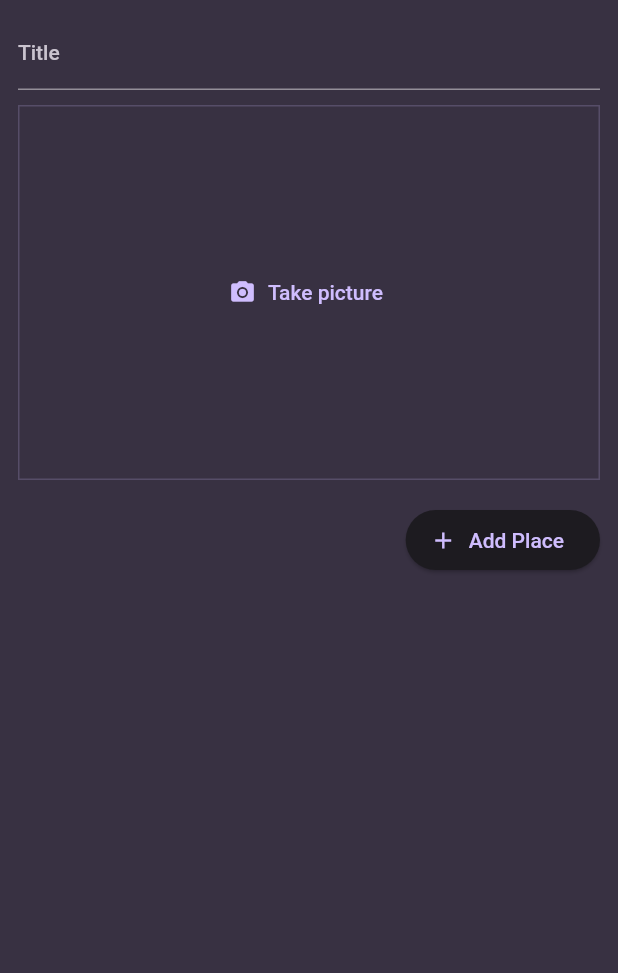
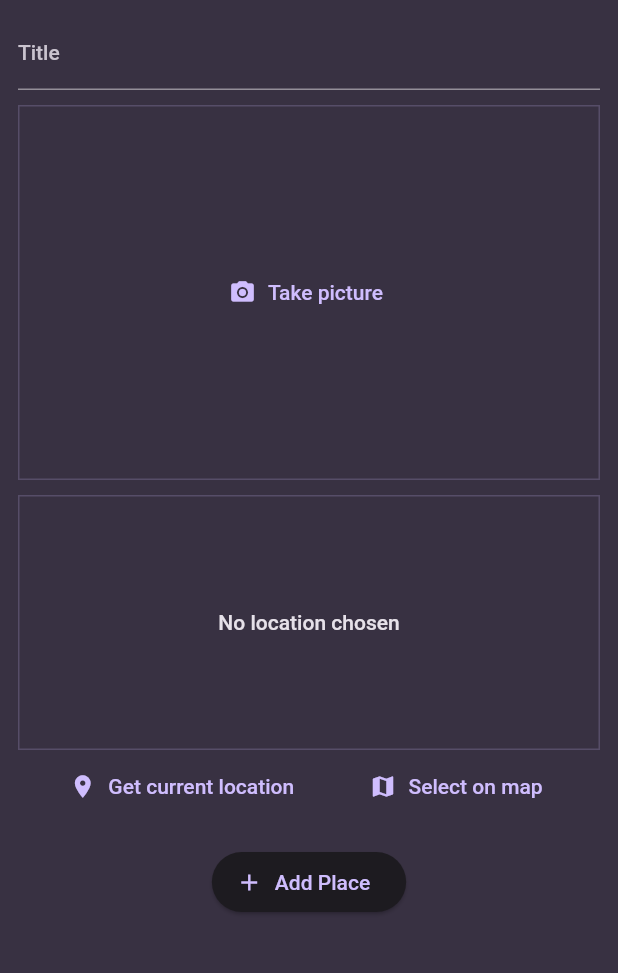
Before and after one commit to galuhbudhiswara/favorite-place, a Flutter app: the screen it shows after launch, after a tap on the "add" icon, on a phone screen of 412 x 824 dp, the part 84-1057 px from its top. Run offline on Flutter 3.47's test engine with Material 2 defaults, Android fonts, the phone set to English and light mode, and no system bars; our stand-ins replace flutter_riverpod, google_fonts, image_picker, riverpod.

Commit message:
adding the location package and starting with the get location input widget

```diff
--- a/lib/screens/add_place.dart
+++ b/lib/screens/add_place.dart
@@ -1,5 +1,6 @@
 import 'package:favorite_place/providers/user_places.dart';
 import 'package:favorite_place/widgets/image_input.dart';
+import 'package:favorite_place/widgets/location_input.dart';
 import 'package:flutter/material.dart';
 import 'package:flutter_riverpod/flutter_riverpod.dart';
 import 'dart:io';
@@ -62,16 +63,17 @@ class _AddPlaceScreenState extends ConsumerState<AddPlaceScreen> {
               },
             ),
             const SizedBox(
+              height: 10,
+            ),
+            LocationInput(),
+            const SizedBox(
               height: 16,
             ),
-            Align(
-              alignment: Alignment.bottomRight,
-              child: ElevatedButton.icon(
-                onPressed: _savePlace,
-                icon: const Icon(Icons.add),
-                label: const Text('Add Place'),
-              ),
-            )
+            ElevatedButton.icon(
+              onPressed: _savePlace,
+              icon: const Icon(Icons.add),
+              label: const Text('Add Place'),
+            ),
           ],
         ),
       ),
--- a/lib/screens/places.dart
+++ b/lib/screens/places.dart
@@ -26,8 +26,11 @@ class PlacesScreen extends ConsumerWidget {
           ),
         ],
       ),
-      body: PlacesList(
-        places: userPlaces,
+      body: Padding(
+        padding: const EdgeInsets.all(8.0),
+        child: PlacesList(
+          places: userPlaces,
+        ),
       ),
     );
   }
--- /dev/null
+++ b/lib/widgets/location_input.dart
@@ -0,0 +1,52 @@
+import 'package:flutter/material.dart';
+
+class LocationInput extends StatefulWidget {
+  const LocationInput({super.key});
+  @override
+  State<LocationInput> createState() {
+    return _LocationInputState();
+  }
+}
+
+class _LocationInputState extends State<LocationInput> {
+  @override
+  Widget build(BuildContext context) {
+    return Column(
+      children: [
+        Container(
+          height: 170,
+          width: double.infinity,
+          alignment: Alignment.center,
+          decoration: BoxDecoration(
+            border: Border.all(
+              width: 1,
+              color: Theme.of(context).colorScheme.primary.withOpacity(0.2),
+            ),
+          ),
+          child: Text(
+            'No location chosen',
+            textAlign: TextAlign.center,
+            style: Theme.of(context).textTheme.bodyLarge!.copyWith(
+                  color: Theme.of(context).colorScheme.onBackground,
+                ),
+          ),
+        ),
+        Row(
+          mainAxisAlignment: MainAxisAlignment.spaceEvenly,
+          children: [
+            TextButton.icon(
+              onPressed: () {},
+              icon: const Icon(Icons.location_on),
+              label: const Text('Get current location'),
+            ),
+            TextButton.icon(
+              onPressed: () {},
+              icon: const Icon(Icons.map),
+              label: const Text('Select on map'),
+            ),
+          ],
+        ),
+      ],
+    );
+  }
+}
--- a/lib/widgets/places_list.dart
+++ b/lib/widgets/places_list.dart
@@ -22,6 +22,10 @@ class PlacesList extends StatelessWidget {
     return ListView.builder(
       itemCount: places.length,
       itemBuilder: (context, index) => ListTile(
+        leading: CircleAvatar(
+          radius: 26,
+          backgroundImage: FileImage(places[index].image),
+        ),
         title: Text(
           places[index].title,
           style: Theme.of(context).textTheme.titleMedium!.copyWith(
--- a/pubspec.yaml
+++ b/pubspec.yaml
@@ -39,6 +39,7 @@ dependencies:
   uuid: ^3.0.7
   flutter_riverpod: ^2.3.6
   image_picker: ^0.8.9
+  location: ^4.4.0
 
 dev_dependencies:
   flutter_test:
```
Also changed, not shown: lib/screens/places_detail.dart (+8 -8 lines), pubspec.lock, 1 other file.
